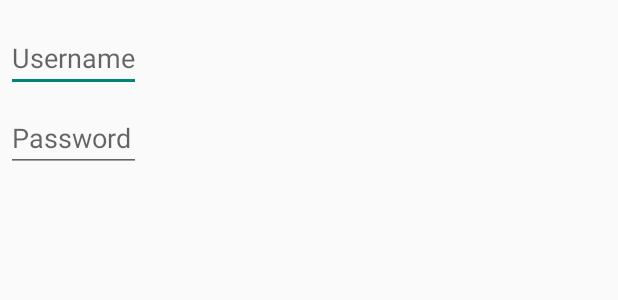
After one commit to jagqp4/uSpeak_Foundation, an Android app: the layout login_dialog_fragment.xml on its own in the app's theme, with its tools: preview values and no code run, on a phone screen of 412 x 824 dp. The commit adds this screen. Shown: the top 300 px of the screen. Run offline under Robolectric (Android 15) with nearby library versions, the phone set to English and light mode, and no system bars.

Commit message:
Added option to login with any email

```diff
--- a/app/src/main/res/layout/activity_home.xml
+++ b/app/src/main/res/layout/activity_home.xml
@@ -48,7 +48,7 @@
         android:text="@string/home_register"
         app:layout_constraintLeft_toLeftOf="parent"
         app:layout_constraintRight_toRightOf="parent"
-        app:layout_constraintTop_toBottomOf="@+id/login_button" />
+        app:layout_constraintTop_toBottomOf="@+id/sign_in_other" />
 
     <Button
         android:id="@+id/speak_button"
@@ -117,11 +117,11 @@
         app:layout_constraintTop_toBottomOf="@+id/rep_button" />
 
     <Button
-        android:id="@+id/login_button"
+        android:id="@+id/sign_in_other"
         android:layout_width="wrap_content"
         android:layout_height="wrap_content"
         android:layout_marginTop="32dp"
-        android:text="@string/home_login"
+        android:text="@string/home_sign_in_other"
         app:layout_constraintLeft_toLeftOf="parent"
         app:layout_constraintRight_toRightOf="parent"
         app:layout_constraintTop_toBottomOf="@+id/sign_in_google" />
--- /dev/null
+++ b/app/src/main/res/layout/login_dialog_fragment.xml
@@ -0,0 +1,28 @@
+<?xml version="1.0" encoding="utf-8"?>
+<LinearLayout xmlns:android="http://schemas.android.com/apk/res/android"
+    android:orientation="vertical"
+    android:layout_width="wrap_content"
+    android:layout_height="wrap_content">
+
+    <EditText
+        android:id="@+id/username"
+        android:inputType="textEmailAddress"
+        android:layout_width="match_parent"
+        android:layout_height="wrap_content"
+        android:layout_marginTop="16dp"
+        android:layout_marginLeft="4dp"
+        android:layout_marginRight="4dp"
+        android:layout_marginBottom="4dp"
+        android:hint="@string/username" />
+    <EditText
+        android:id="@+id/password"
+        android:inputType="textPassword"
+        android:layout_width="match_parent"
+        android:layout_height="wrap_content"
+        android:layout_marginTop="4dp"
+        android:layout_marginLeft="4dp"
+        android:layout_marginRight="4dp"
+        android:layout_marginBottom="16dp"
+        android:fontFamily="sans-serif"
+        android:hint="@string/password"/>
+</LinearLayout>
--- a/app/src/main/res/values/strings.xml
+++ b/app/src/main/res/values/strings.xml
@@ -4,6 +4,10 @@
     <string name="disapprove">Disapprove</string>
     <string name="indifferent">Indifferent</string>
     <string name="submit">Submit</string>
+    <string name="cancel">Cancel</string>
+    <string name="sign_in">Sign in</string>
+    <string name="username">Username</string>
+    <string name="password">Password</string>
 
     <!-- Home -->
     <string name="home">Home</string>
@@ -11,9 +15,11 @@
     <string name="home_rep_text">Representatives</string>
     <string name="home_about_text">About Us</string>
     <string name="home_register">Register</string>
-    <string name="home_login">Login</string>
+    <string name="home_sign_in_other">Other Email Address</string>
     <string name="headline">Reclaim your voice in our democracy!</string>
 
+    <!-- Signin Dialog -->
+    <string name="dialog_name">Sign in with email</string>
 
     <!--Speak -->
     <string name="speak">Speak</string>
```
Also changed, not shown: app/src/main/java/com/jordangunter/second_test_app/HomeActivity.java (+39 -14 lines), app/src/main/java/com/jordangunter/second_test_app/LoginDialogFragment.java (added, +99 -0 lines).
